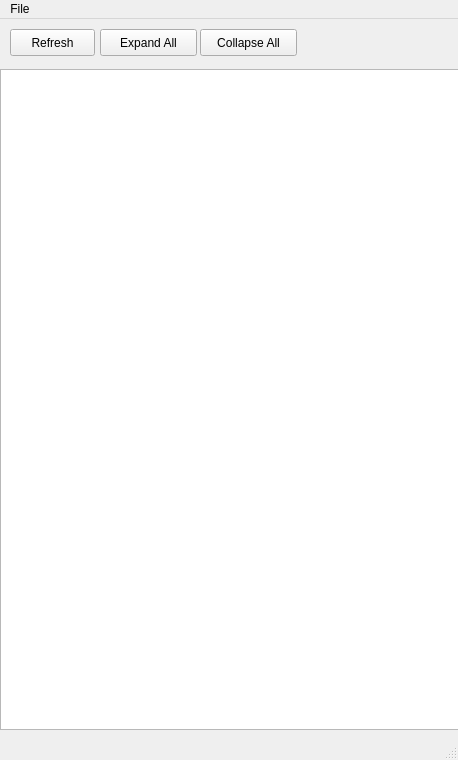
Old version of the form tools/debug/TreeView.ui in the repository TrickPlay/Trickplay.
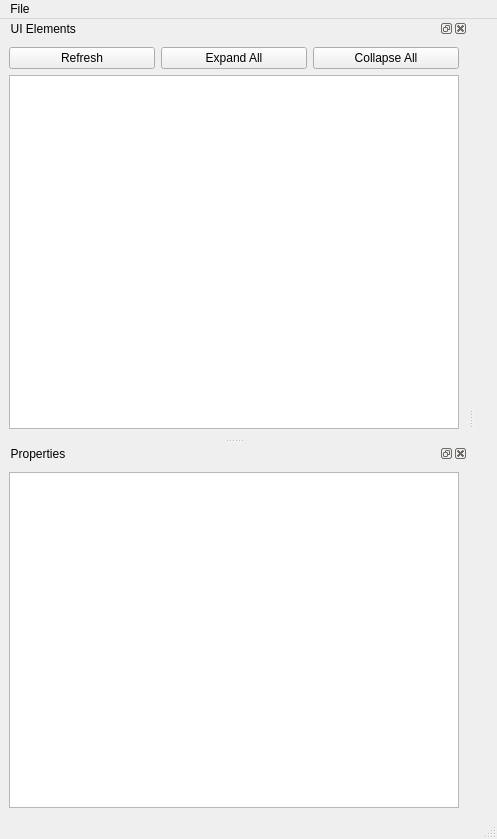
New version of the form.

Commit message: Dual tree views, where the UI element view scrolls/expands the property view

What changed in the file:
```diff
--- a/tools/debug/TreeView.ui
+++ b/tools/debug/TreeView.ui
@@ -9,8 +9,8 @@
    <rect>
     <x>0</x>
     <y>0</y>
-    <width>458</width>
-    <height>760</height>
+    <width>497</width>
+    <height>839</height>
    </rect>
   </property>
   <property name="sizePolicy">
@@ -26,21 +26,103 @@
    <string>Trickplay UI Tree Viewer</string>
   </property>
   <widget class="QWidget" name="centralwidget">
+   <widget class="QSplitter" name="splitter">
+    <property name="geometry">
+     <rect>
+      <x>0</x>
+      <y>0</y>
+      <width>0</width>
+      <height>0</height>
+     </rect>
+    </property>
+    <property name="orientation">
+     <enum>Qt::Vertical</enum>
+    </property>
+   </widget>
+   <widget class="QWidget" name="layoutWidget">
+    <property name="geometry">
+     <rect>
+      <x>0</x>
+      <y>0</y>
+      <width>2</width>
+      <height>2</height>
+     </rect>
+    </property>
+    <layout class="QGridLayout" name="gridLayout"/>
+   </widget>
+  </widget>
+  <widget class="QMenuBar" name="menubar">
+   <property name="geometry">
+    <rect>
+     <x>0</x>
+     <y>0</y>
+     <width>497</width>
+     <height>25</height>
+    </rect>
+   </property>
+   <widget class="QMenu" name="menuFile">
+    <property name="title">
+     <string>File</string>
+    </property>
+    <addaction name="action_Exit"/>
+   </widget>
+   <addaction name="menuFile"/>
+  </widget>
+  <widget class="QStatusBar" name="statusbar"/>
+  <widget class="QDockWidget" name="dockWidget_2">
+   <property name="enabled">
+    <bool>true</bool>
+   </property>
+   <property name="contextMenuPolicy">
+    <enum>Qt::NoContextMenu</enum>
+   </property>
+   <property name="windowTitle">
+    <string>  UI Elements</string>
+   </property>
+   <attribute name="dockWidgetArea">
+    <number>1</number>
+   </attribute>
+   <widget class="QWidget" name="dockWidgetContents_2">
+    <layout class="QGridLayout" name="gridLayout_2">
+     <item row="0" column="0">
+      <layout class="QHBoxLayout" name="horizontalLayout">
+       <item>
+        <widget class="QPushButton" name="button_Refresh">
+         <property name="text">
+          <string>Refresh</string>
+         </property>
+        </widget>
+       </item>
+       <item>
+        <widget class="QPushButton" name="button_ExpandAll">
+         <property name="text">
+          <string>Expand All</string>
+         </property>
+        </widget>
+       </item>
+       <item>
+        <widget class="QPushButton" name="button_CollapseAll">
+         <property name="text">
+          <string>Collapse All</string>
+         </property>
+        </widget>
+       </item>
+      </layout>
+     </item>
+     <item row="1" column="0">
    <widget class="QTreeView" name="Inspector">
-    <property name="geometry">
-     <rect>
-      <x>0</x>
-      <y>50</y>
-      <width>461</width>
-      <height>661</height>
-     </rect>
-    </property>
     <property name="sizePolicy">
-     <sizepolicy hsizetype="MinimumExpanding" vsizetype="MinimumExpanding">
+        <sizepolicy hsizetype="Expanding" vsizetype="Expanding">
       <horstretch>0</horstretch>
       <verstretch>0</verstretch>
      </sizepolicy>
     </property>
+       <property name="minimumSize">
+        <size>
+         <width>450</width>
+         <height>0</height>
+        </size>
+       </property>
     <property name="palette">
      <palette>
       <active>
@@ -122,64 +204,44 @@
      <bool>true</bool>
     </attribute>
    </widget>
-   <widget class="QPushButton" name="button_Refresh">
-    <property name="geometry">
-     <rect>
-      <x>10</x>
-      <y>10</y>
-      <width>85</width>
-      <height>27</height>
-     </rect>
-    </property>
-    <property name="text">
-     <string>Refresh</string>
-    </property>
+     </item>
+    </layout>
    </widget>
-   <widget class="QPushButton" name="button_ExpandAll">
-    <property name="geometry">
-     <rect>
-      <x>100</x>
-      <y>10</y>
-      <width>97</width>
-      <height>27</height>
-     </rect>
-    </property>
-    <property name="text">
-     <string>Expand All</string>
-    </property>
-   </widget>
-   <widget class="QPushButton" name="button_CollapseAll">
-    <property name="geometry">
-     <rect>
-      <x>200</x>
-      <y>10</y>
-      <width>97</width>
-      <height>27</height>
-     </rect>
-    </property>
-    <property name="text">
-     <string>Collapse All</string>
-    </property>
-   </widget>
-  </widget>
-  <widget class="QMenuBar" name="menubar">
-   <property name="geometry">
-    <rect>
-     <x>0</x>
-     <y>0</y>
-     <width>458</width>
-     <height>27</height>
-    </rect>
-   </property>
-   <widget class="QMenu" name="menuFile">
-    <property name="title">
-     <string>File</string>
-    </property>
-    <addaction name="action_Exit"/>
-   </widget>
-   <addaction name="menuFile"/>
-  </widget>
-  <widget class="QStatusBar" name="statusbar"/>
+  </widget>
+  <widget class="QDockWidget" name="dockWidget">
+   <property name="sizePolicy">
+    <sizepolicy hsizetype="Expanding" vsizetype="Expanding">
+     <horstretch>0</horstretch>
+     <verstretch>0</verstretch>
+    </sizepolicy>
+   </property>
+   <property name="windowTitle">
+    <string>  Properties</string>
+   </property>
+   <attribute name="dockWidgetArea">
+    <number>1</number>
+   </attribute>
+   <widget class="QWidget" name="dockWidgetContents">
+    <layout class="QGridLayout" name="gridLayout_3">
+     <item row="0" column="0">
+      <widget class="QTreeView" name="propertyView">
+       <property name="minimumSize">
+        <size>
+         <width>450</width>
+         <height>0</height>
+        </size>
+       </property>
+       <property name="alternatingRowColors">
+        <bool>true</bool>
+       </property>
+       <attribute name="headerDefaultSectionSize">
+        <number>200</number>
+       </attribute>
+      </widget>
+     </item>
+    </layout>
+   </widget>
+  </widget>
   <action name="actionExit">
    <property name="text">
     <string>Exit</string>
```
Left out of the diff: 1 changed line with no effect on the pictures. Lines whose indentation alone changed are shown as unchanged. The commit also changes 3 other files.
